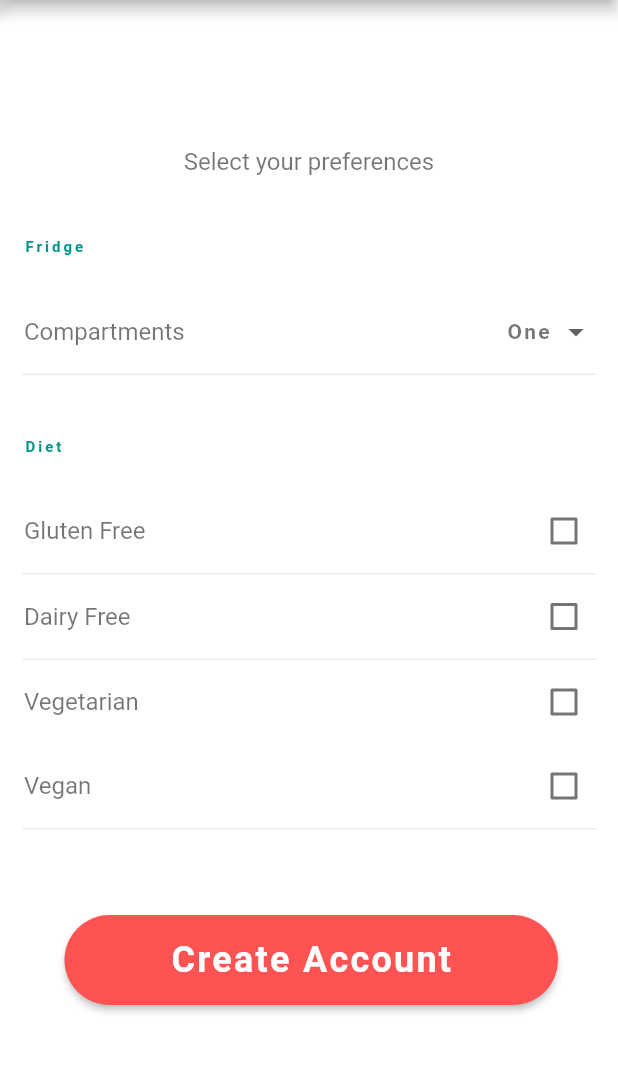
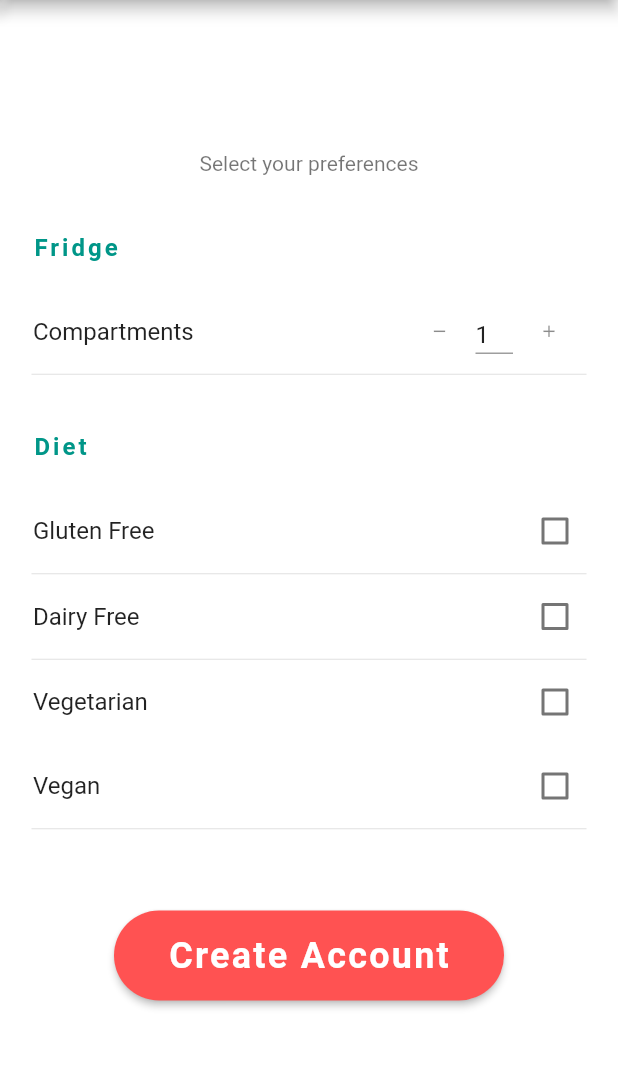
Before and after one commit to AsthaGarg16/CZ3002-FIT, a Flutter app: the SignupPage screen opened directly, after a tap on "Next", on a phone screen of 412 x 824 dp, the part 84-1157 px from its top. Run offline on Flutter 3.47's test engine with Material 2 defaults, Android fonts, the phone set to English and light mode, and no system bars; our stand-ins replace numberpicker; Roboto replaces fonts that are missing (mw).

Commit message:
Formatting sign up page

```diff
--- a/fit/lib/UI/SignUp.dart
+++ b/fit/lib/UI/SignUp.dart
@@ -1,5 +1,6 @@
 import 'package:flutter/material.dart';
 import 'package:flutter/services.dart';
+import 'package:numberpicker/numberpicker.dart';
 import 'dart:developer' as developer;
 
 import './Login.dart';
@@ -45,11 +46,19 @@ class PreferencePage extends StatefulWidget{
 }
 
 class _PreferencePageState extends State<PreferencePage>{
-  String _numCompartments = 'One';
+  int _numCompartmentsInt = 1;
   bool _dairyFree = false;
   bool _glutenFree = false;
   bool _vegan = false;
   bool _vegetarian = false;
+  late TextEditingController _compartmentText;
+
+  @override
+  void initState() {
+    super.initState();
+    _compartmentText = TextEditingController(text: _numCompartmentsInt.toString());
+  }
+
 
   void _setVegan(bool value){
     _vegan = value;
@@ -67,47 +76,99 @@ class _PreferencePageState extends State<PreferencePage>{
   }
 
   Widget _fridgePreferenceList(){
-    return Column(
+    return SafeArea(child: Column(
       children: <Widget>[
         ListTile(
           title: Text("Fridge", style: Theme.of(context).textTheme.headline3),
         ),
-        // Align(
-        //   alignment: Alignment.centerLeft,
-        //   child: Padding(
-        //     //todo: how to dynamically set padding ?
-        //       padding: EdgeInsets.only(left: 10.0, bottom: 5.0),
-        //       child: Text("Fridge", style: Theme.of(context).textTheme.headline3)
-        //   ),
-        // ),
 
         ListTile(
             title: Text('Compartments',  style: Theme.of(context).textTheme.bodyText1),
-            trailing: DropdownButton<String>(
-              value: _numCompartments,
-              elevation: 16,
-              style: Theme.of(context).textTheme.labelMedium,
-              underline: Container(
-                height: 2,
+            trailing: Row(
+              mainAxisSize: MainAxisSize.min,
+              children: <Widget>[
+                IconButton(
+                  icon: Icon(Icons.remove, size: 13.0),
+                  onPressed: () => setState(() {
+                    _numCompartmentsInt = _numCompartmentsInt - 1;
+                    _numCompartmentsInt = _numCompartmentsInt.clamp(0, 100);
+                    // _compartmentText.clear();
+                    _compartmentText.text = _numCompartmentsInt.toString();
+                  }),
                 ),
-              onChanged: (String? newValue) {
-                setState(() {
-                  _numCompartments = newValue!;
-                });
+
+                SizedBox(
+                  child: TextField(
+                    controller: _compartmentText,
+                    style: Theme.of(context).textTheme.bodyText1,
+                    keyboardType: TextInputType.number,
+                    decoration: const InputDecoration(
+                      focusedBorder: UnderlineInputBorder(
+                        borderSide: BorderSide(color: Colors.teal),
+                      ),
+                    ),
+                    onChanged: (String value){
+                      developer.log(value);
                     },
-              items: <String>['One', 'Two', 'Free', 'Four']
-                  .map<DropdownMenuItem<String>>((String value) {
-                return DropdownMenuItem<String>(
-                  value: value,
-                  child: Text(value),
-                );
-              }).toList(),
-            )
+                  ),
+                  width: 25,
+                  height: 30,
+                ),
+
+                // NumberPicker(
+                //   value: _numCompartmentsInt,
+                //   minValue: 1,
+                //   maxValue: 99,
+                //   itemCount: 1,
+                //   step: 1,
+                //   haptics: true,
+                //   onChanged: (value) => setState(() => _numCompartmentsInt = value),
+                //   axis: Axis.horizontal,
+                //   // decoration: BoxDecoration(
+                //   //   borderRadius: BorderRadius.circular(16),
+                //   //   border: Border.all(color: Colors.black26),
+                //   // ),
+                //   // textStyle: Theme.of(context).textTheme.bodyText1,
+                //   selectedTextStyle: Theme.of(context).textTheme.bodyLarge,
+                //   itemHeight: 40,
+                //   itemWidth: 30,
+                // ),
+
+                IconButton(
+                  icon: Icon(Icons.add, size: 13.0),
+                  onPressed: () => setState(() {
+                    _numCompartmentsInt = _numCompartmentsInt + 1;
+                    _numCompartmentsInt = _numCompartmentsInt.clamp(0, 100);
+                    _compartmentText.text = _numCompartmentsInt.toString();
+                  }),
+                ),
+              ]
+          ),
+            // trailing: DropdownButton<String>(
+            //   value: _numCompartments,
+            //   elevation: 16,
+            //   style: Theme.of(context).textTheme.labelMedium,
+            //   underline: Container(
+            //     height: 2,
+            //   ),
+            //   onChanged: (String? newValue) {
+            //     setState(() {
+            //       _numCompartments = newValue!;
+            //     });
+            //   },
+            //   items: <String>['One', 'Two', 'Free', 'Four']
+            //       .map<DropdownMenuItem<String>>((String value) {
+            //     return DropdownMenuItem<String>(
+            //       value: value,
+            //       child: Text(value),
+            //     );
+            //   }).toList(),
+            // )
         ),
 
         const Divider(indent: 15.0, endIndent: 15.0, height: 1.0),
       ],
-    );
+    ));
   }
 
   Widget _dietPreferenceList(){
@@ -180,6 +241,7 @@ class _PreferencePageState extends State<PreferencePage>{
 
   Widget _buildPreferenceList(){
     return ListView(
+      // padding: EdgeInsets.symmetric(horizontal: 5.0),
       physics: NeverScrollableScrollPhysics(),
       children: [
         _fridgePreferenceList(),
@@ -192,6 +254,7 @@ class _PreferencePageState extends State<PreferencePage>{
   @override
   Widget build(BuildContext context){
     return Scaffold(
+      resizeToAvoidBottomInset: false,
       appBar: PreferredSize(
         //hero widget to preserve app bar between the two sign up pages. Make sure tag of old page and new page within the hero constructor is the same
           child: Hero(
@@ -213,12 +276,13 @@ class _PreferencePageState extends State<PreferencePage>{
       ),
 
       body: Container(
+          padding: const EdgeInsets.symmetric(horizontal: 6),
           height: MediaQuery.of(context).size.height,
           width: MediaQuery.of(context).size.width,
           child: Column(
               mainAxisAlignment: MainAxisAlignment.center,
               children: <Widget>[
-                Text("Select your preferences", style: Theme.of(context).textTheme.bodyText1,),
+                Text("Select your preferences", style: Theme.of(context).textTheme.bodyText2,),
 
                 const SizedBox(height: 20,),
 
@@ -230,10 +294,8 @@ class _PreferencePageState extends State<PreferencePage>{
 
                 const SizedBox(height: 20,),
 
-                Padding(
-                  padding: EdgeInsets.symmetric(horizontal: 40),
-                  child: Container(
-                    padding: EdgeInsets.only(top: 3,left: 3),
+                Container(
+                  padding: const EdgeInsets.symmetric(horizontal: 70),
                   decoration: BoxDecoration(borderRadius: BorderRadius.circular(40),),
                   child: MaterialButton(
                     minWidth: double.infinity,
@@ -243,7 +305,6 @@ class _PreferencePageState extends State<PreferencePage>{
                     color: Colors.redAccent,
                     shape: RoundedRectangleBorder(borderRadius: BorderRadius.circular(40)),
                     child: Text("Create Account", style: Theme.of(context).textTheme.subtitle1,),
-                    ),
                   ),
                 ),
               ]
@@ -293,7 +354,7 @@ class SignupPage extends StatelessWidget {
                       children: [
                         Text ("Welcome!", style: Theme.of(context).textTheme.subtitle2,),
                         const SizedBox(height: 20,),
-                        Text("Create an Account", style: Theme.of(context).textTheme.bodyText1,),
+                        Text("Create an Account", style: Theme.of(context).textTheme.bodyText2,),
                         SizedBox(height: 30,)
                       ],
                     ),
@@ -309,10 +370,8 @@ class SignupPage extends StatelessWidget {
                       ),
                     ),
 
-                    Padding(
-                      padding: EdgeInsets.symmetric(horizontal: 40),
-                      child: Container(
-                        padding: EdgeInsets.only(top: 3,left: 3),
+                    Container(
+                        padding: const EdgeInsets.symmetric(horizontal: 70),
                         decoration: BoxDecoration(borderRadius: BorderRadius.circular(40),),
                         child: MaterialButton(
                           minWidth: double.infinity,
@@ -329,7 +388,6 @@ class SignupPage extends StatelessWidget {
                           color: Colors.redAccent,
                           shape: RoundedRectangleBorder(borderRadius: BorderRadius.circular(40)),
                           child: Text("Next", style: Theme.of(context).textTheme.subtitle1,),
-                        ),
                         ),
                       ),
 
--- a/fit/lib/main.dart
+++ b/fit/lib/main.dart
@@ -27,7 +27,7 @@ class MyApp extends StatelessWidget {
               color: Colors.black87,
               letterSpacing: 2.0),
           headline3: TextStyle(
-              fontSize: 10.0,
+              fontSize: 16.0,
               fontWeight: FontWeight.bold,
               color: Colors.teal,
               letterSpacing: 2.0),
@@ -49,12 +49,11 @@ class MyApp extends StatelessWidget {
           bodyText1: TextStyle(
               fontSize: 16.0,
               fontWeight: FontWeight.normal,
-              color: Colors.black54),
+              color: Colors.black87),
           bodyText2: TextStyle(
               fontSize: 14.0,
               fontWeight: FontWeight.normal,
               color: Colors.black54),
-          // titleSmall: TextStyle(fontSize: 10.0, fontWeight: FontWeight.bold, color: Colors.teal),
         ),
         fontFamily: "mw",
       ),
--- a/fit/pubspec.yaml
+++ b/fit/pubspec.yaml
@@ -34,6 +34,7 @@ dependencies:
   # The following adds the Cupertino Icons font to your application.
   # Use with the CupertinoIcons class for iOS style icons.
   cupertino_icons: ^1.0.2
+  numberpicker: ^2.1.1
 
 dev_dependencies:
   flutter_test:
```
Also changed, not shown: fit/lib/UI/BlankPage.dart (deleted, +0 -15 lines), 2 other files. Lines whose indentation alone changed are shown as unchanged.
